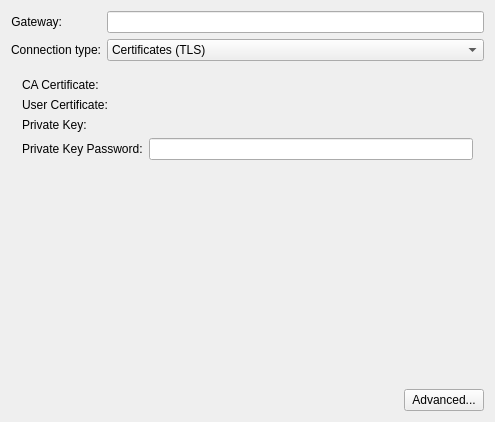
Old version of the form vpn/openvpn/openvpn.ui in the repository KDE/plasma-nm.
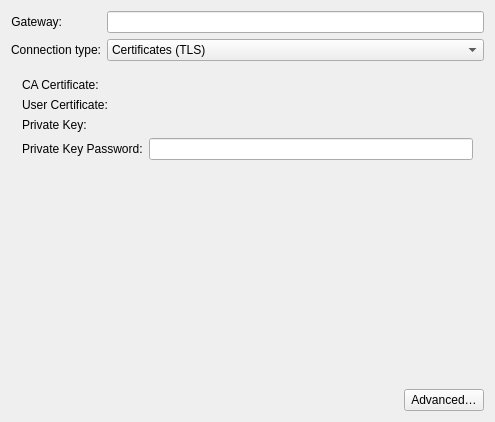
New version of the form. Custom widgets are drawn as their Qt base class.

The edit to the form file:
```diff
--- a/vpn/openvpn/openvpn.ui
+++ b/vpn/openvpn/openvpn.ui
@@ -624,7 +624,7 @@
      <item>
       <widget class="QPushButton" name="btnAdvanced">
        <property name="text">
-        <string>Advanced...</string>
+        <string>Advanced…</string>
        </property>
       </widget>
      </item>
```
